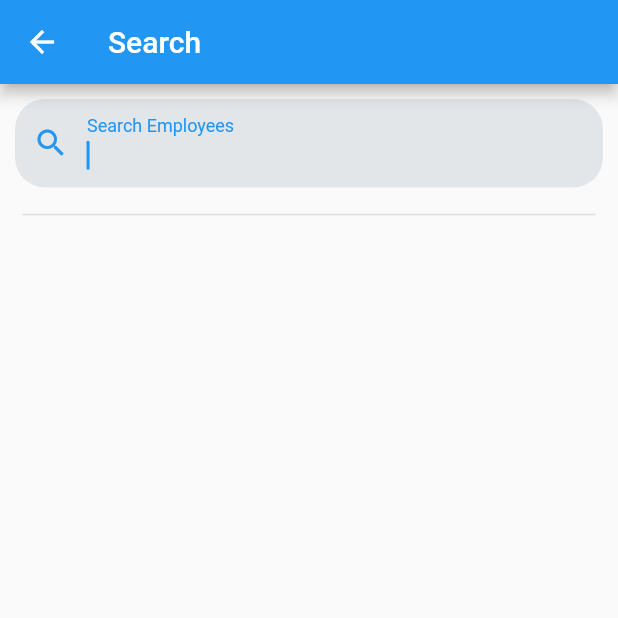
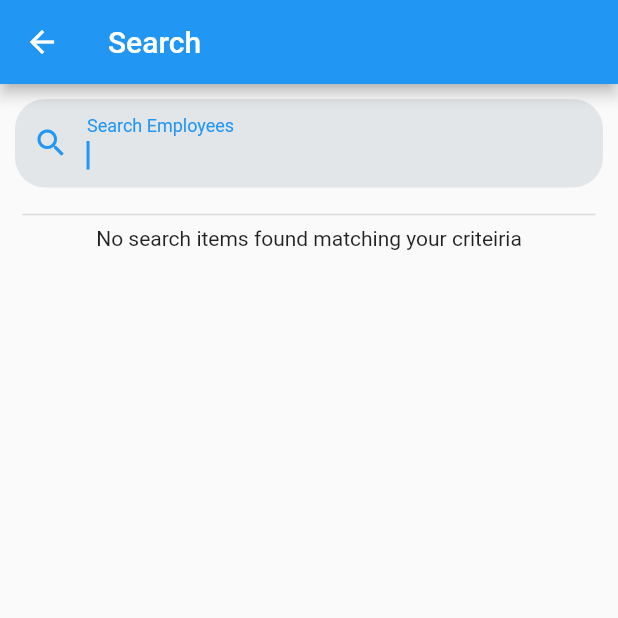
Before and after one commit to ArunPrakashG/employee_viewer, a Flutter app: the SearchUI screen opened directly, on a phone screen of 412 x 824 dp, the top half of it. Run offline on Flutter 3.47's test engine with Material 2 defaults, Android fonts, the phone set to English and light mode, and no system bars; our stand-ins replace get, sembast; network calls fail.

Commit message:
project complete, misc details addng

```diff
--- a/lib/ui/screens/search/search.dart
+++ b/lib/ui/screens/search/search.dart
@@ -39,6 +39,12 @@ class SearchUI extends StatelessWidget {
   }
 
   Widget _buildSearchResult() {
+    if (_controller.searchResults.isEmpty) {
+      return const Center(
+        child: Text('No search items found matching your criteiria'),
+      );
+    }
+
     return Column(
       children: [
         for (var result in _controller.searchResults) EmployeeListItemWidget(employee: result),
--- a/pubspec.yaml
+++ b/pubspec.yaml
@@ -39,6 +39,7 @@ dependencies:
   http: ^0.13.3
   get: ^4.3.8
   get_it: ^7.2.0
+  flutter_map: ^0.14.0
 
 dev_dependencies:
   flutter_test:
```
Also changed, not shown: pubspec.lock, 1 other file.
